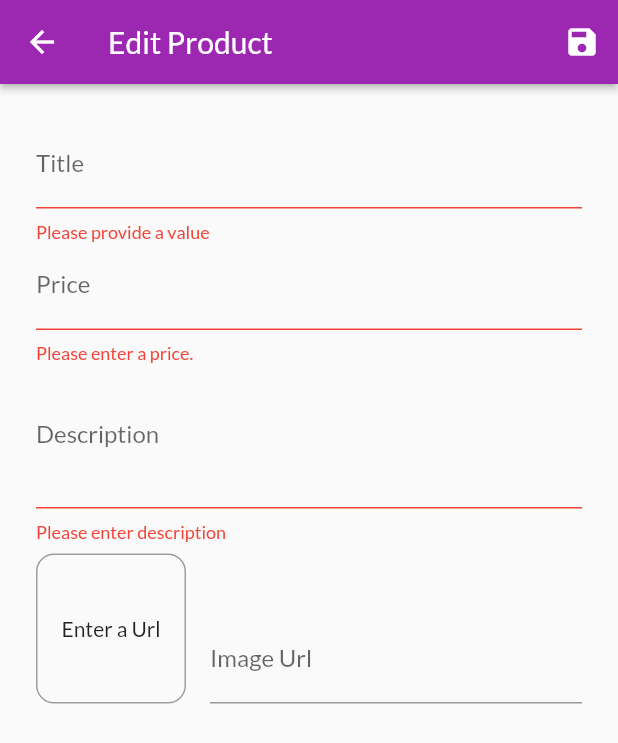
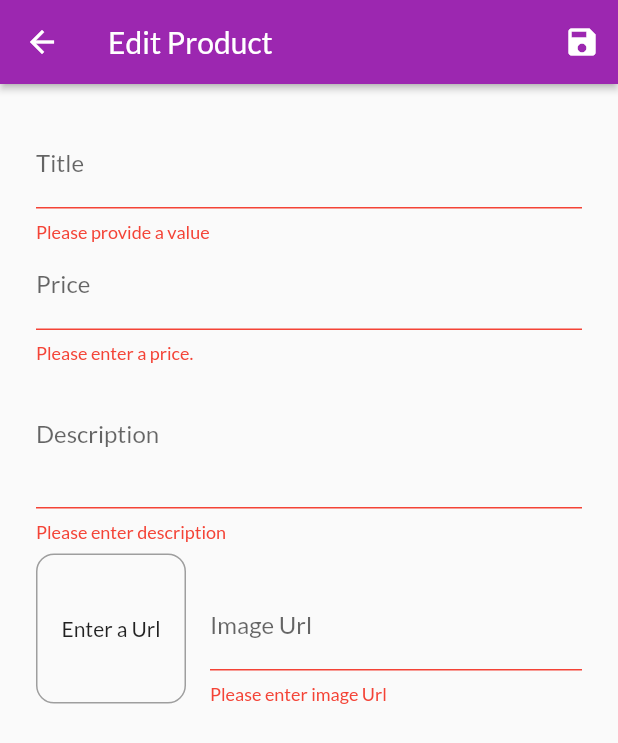
Before and after one commit to rashidwassan/shop-app-statemanagement-flutter, a Flutter app: the EditProductScreen screen opened by its route, after a tap on the "save" icon, on a phone screen of 412 x 824 dp. Shown: the top 743 px of the screen. Run offline on Flutter 3.47's test engine with Material 2 defaults, Android fonts, the phone set to English and light mode, and no system bars; our stand-ins replace velocity_x; network calls fail.

Commit message:
add image url validation logic

```diff
--- a/lib/screens/edit_product_screen.dart
+++ b/lib/screens/edit_product_screen.dart
@@ -181,6 +181,15 @@ class _EditProductScreenState extends State<EditProductScreen> {
                           price: _editedProduct.price,
                           imageUrl: value!);
                     },
+                    validator: (value) {
+                      if (value!.isEmpty) {
+                        return 'Please enter image Url';
+                      }
+                      if (!value.startsWith('http') ||
+                          !value.startsWith('https')) {
+                        return 'Please enter a valid Url';
+                      }
+                    },
                     onFieldSubmitted: (_) {
                       _saveForm();
                     },
```
